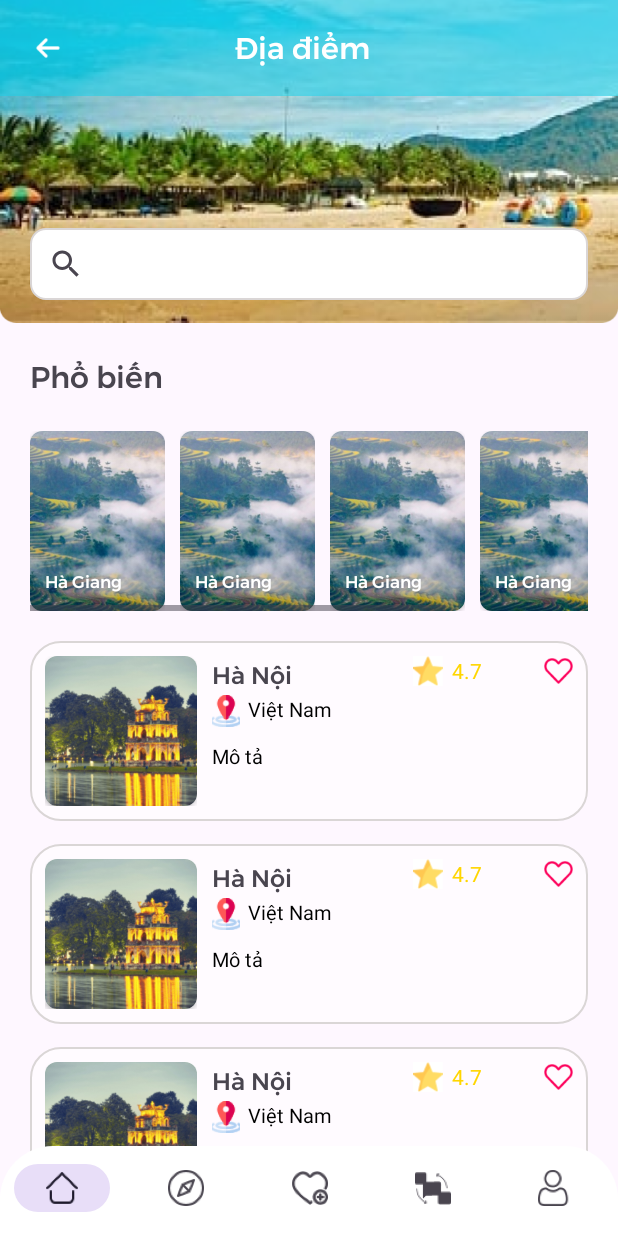
After one commit to thanhphong26/TravelApp, an Android app: the layout activity_destination.xml on its own in the app's theme, with its tools: preview values and no code run, on a phone screen of 412 x 824 dp. The commit adds this screen. Run offline under Robolectric (Android 15) with nearby library versions, the phone set to English and light mode, and no system bars.

Commit message:
TA-03 | Implement destination section

```diff
--- /dev/null
+++ b/app/src/main/res/drawable/border.xml
@@ -0,0 +1,7 @@
+<?xml version="1.0" encoding="utf-8"?>
+<shape xmlns:android="http://schemas.android.com/apk/res/android"
+    android:shape="rectangle">
+    <solid android:color="#68FFFFFF" />
+    <stroke android:width="1dp" android:color="#DAD6D6" />
+    <corners android:radius="@dimen/border_radius" />
+</shape>
--- a/app/src/main/res/drawable/custom_corner.xml
+++ b/app/src/main/res/drawable/custom_corner.xml
@@ -2,7 +2,7 @@
 <selector xmlns:android="http://schemas.android.com/apk/res/android">
     <item>
         <shape android:shape="rectangle">
-            <corners android:topLeftRadius="25dp" android:topRightRadius="25dp" />
+            <corners android:topLeftRadius="35dp" android:topRightRadius="35dp" />
             <solid android:color="#FFFFFF" />
         </shape>
     </item>
--- /dev/null
+++ b/app/src/main/res/drawable/rounded_image_border.xml
@@ -0,0 +1,6 @@
+<?xml version="1.0" encoding="utf-8"?>
+<shape xmlns:android="http://schemas.android.com/apk/res/android"
+    android:shape="rectangle">
+    <solid android:color="#FFFFFF" />
+    <corners android:radius="@dimen/border_radius" />
+</shape>
--- /dev/null
+++ b/app/src/main/res/font/montserrat_light.xml
@@ -0,0 +1,7 @@
+<?xml version="1.0" encoding="utf-8"?>
+<font-family xmlns:app="http://schemas.android.com/apk/res-auto"
+        app:fontProviderAuthority="com.google.android.gms.fonts"
+        app:fontProviderPackage="com.google.android.gms"
+        app:fontProviderQuery="name=Montserrat&amp;weight=300"
+        app:fontProviderCerts="@array/com_google_android_gms_fonts_certs">
+</font-family>
--- /dev/null
+++ b/app/src/main/res/layout/activity_destination.xml
@@ -0,0 +1,182 @@
+<?xml version="1.0" encoding="utf-8"?>
+<androidx.coordinatorlayout.widget.CoordinatorLayout xmlns:android="http://schemas.android.com/apk/res/android"
+    xmlns:app="http://schemas.android.com/apk/res-auto"
+    xmlns:tools="http://schemas.android.com/tools"
+    android:layout_width="match_parent"
+    android:layout_height="match_parent">
+
+    <com.google.android.material.appbar.AppBarLayout
+        android:id="@+id/app_bar_layout"
+        android:layout_width="match_parent"
+        android:layout_height="wrap_content"
+        android:fitsSystemWindows="true"
+        app:layout_constraintTop_toTopOf="parent">
+
+        <com.google.android.material.appbar.CollapsingToolbarLayout
+            android:id="@+id/collapsing_toolbar"
+            android:layout_width="match_parent"
+            android:layout_height="match_parent"
+            android:fitsSystemWindows="true"
+            app:contentScrim="@color/white"
+            app:layout_scrollFlags="scroll|exitUntilCollapsed">
+
+            <LinearLayout
+                android:layout_width="match_parent"
+                android:layout_height="215dp"
+                android:background="@drawable/bg_destintaion"
+                android:orientation="vertical">
+
+                <LinearLayout
+                    android:layout_width="match_parent"
+                    android:layout_height="match_parent"
+                    android:orientation="horizontal"
+                    android:paddingHorizontal="20dp"
+                    android:paddingBottom="15dp">
+
+                    <SearchView
+                        android:layout_width="match_parent"
+                        android:layout_height="wrap_content"
+                        android:layout_gravity="bottom"
+                        android:background="@drawable/input_search_background"
+                        android:gravity="bottom" />
+
+
+                </LinearLayout>
+
+            </LinearLayout>
+
+
+            <androidx.appcompat.widget.Toolbar
+                android:id="@+id/toolbar"
+                android:layout_width="match_parent"
+                android:layout_height="?attr/actionBarSize"
+                android:background="@color/bg_blue_transparent"
+                app:layout_collapseMode="pin">
+
+                <ImageView
+                    android:id="@+id/imgBack"
+                    android:layout_width="32dp"
+                    android:layout_height="32dp"
+                    android:src="@drawable/icon_back" />
+
+                <LinearLayout
+                    android:layout_width="match_parent"
+                    android:layout_height="wrap_content"
+                    android:layout_marginRight="56dp"
+                    android:gravity="center"
+                    android:textAlignment="center">
+
+                    <TextView
+                        android:id="@+id/textView16"
+                        android:layout_width="wrap_content"
+                        android:layout_height="wrap_content"
+                        android:fontFamily="@font/montserrat_medium"
+                        android:text="Địa điểm"
+                        android:textColor="@color/white"
+                        android:textSize="20sp" />
+                </LinearLayout>
+
+            </androidx.appcompat.widget.Toolbar>
+        </com.google.android.material.appbar.CollapsingToolbarLayout>
+    </com.google.android.material.appbar.AppBarLayout>
+
+    <!-- NestedScrollView -->
+    <androidx.core.widget.NestedScrollView
+        android:layout_width="match_parent"
+        android:layout_height="match_parent"
+        app:layout_behavior="com.google.android.material.appbar.AppBarLayout$ScrollingViewBehavior">
+
+        <ScrollView
+            android:layout_width="match_parent"
+            android:layout_height="wrap_content">
+
+            <LinearLayout
+                android:layout_width="match_parent"
+                android:layout_height="match_parent"
+                android:orientation="vertical">
+
+
+                <LinearLayout
+                    android:layout_width="match_parent"
+                    android:layout_height="match_parent"
+                    android:orientation="vertical"
+                    android:paddingHorizontal="20dp">
+
+                    <LinearLayout
+                        android:layout_width="match_parent"
+                        android:layout_height="wrap_content"
+                        android:layout_marginTop="20dp"
+                        android:orientation="vertical">
+
+                        <TextView
+                            android:id="@+id/textView11"
+                            android:layout_width="match_parent"
+                            android:layout_height="wrap_content"
+                            android:fontFamily="@font/montserrat_medium"
+                            android:text="Phổ biến"
+                            android:textSize="20sp" />
+
+                        <HorizontalScrollView
+                            android:layout_width="wrap_content"
+                            android:layout_height="wrap_content">
+
+                            <LinearLayout
+                                android:layout_width="match_parent"
+                                android:layout_height="match_parent"
+                                android:layout_marginTop="20dp">
+
+                                <include layout="@layout/city_card" />
+
+                                <include layout="@layout/city_card" />
+
+                                <include layout="@layout/city_card" />
+
+                                <include layout="@layout/city_card" />
+
+                                <include layout="@layout/city_card" />
+                            </LinearLayout>
+                        </HorizontalScrollView>
+
+                    </LinearLayout>
+
+
+                    <LinearLayout
+                        android:layout_width="match_parent"
+                        android:layout_height="match_parent"
+                        android:layout_marginTop="20dp"
+                        android:orientation="vertical">
+
+
+                        <include layout="@layout/destination_favorite_card" />
+
+                        <include layout="@layout/destination_favorite_card" />
+
+                        <include layout="@layout/destination_favorite_card" />
+
+                        <include layout="@layout/destination_favorite_card" />
+
+                        <include layout="@layout/destination_favorite_card" />
+                    </LinearLayout>
+
+
+                </LinearLayout>
+            </LinearLayout>
+
+        </ScrollView>
+    </androidx.core.widget.NestedScrollView>
+
+    <com.google.android.material.bottomnavigation.BottomNavigationView
+        android:id="@+id/navigation"
+        android:layout_width="match_parent"
+        android:layout_height="60dp"
+        android:layout_gravity="bottom|center"
+        android:background="@drawable/custom_corner"
+        android:fitsSystemWindows="true"
+        android:textAlignment="center"
+        app:elevation="10dp"
+        app:itemTextColor="@color/black"
+        app:labelVisibilityMode="labeled"
+        app:layout_constraintBottom_toBottomOf="parent"
+        app:menu="@menu/bottom_navigation_menu" />
+
+</androidx.coordinatorlayout.widget.CoordinatorLayout>
--- a/app/src/main/res/layout/activity_home.xml
+++ b/app/src/main/res/layout/activity_home.xml
@@ -5,9 +5,7 @@
     android:layout_width="match_parent"
     android:layout_height="match_parent" >
 
-    <LinearLayout xmlns:android="http://schemas.android.com/apk/res/android"
-        xmlns:app="http://schemas.android.com/apk/res-auto"
-        xmlns:tools="http://schemas.android.com/tools"
+    <LinearLayout
         android:layout_width="match_parent"
         android:layout_height="match_parent"
         android:layout_weight="1"
@@ -33,7 +31,7 @@
 
             <TextView
                 android:id="@+id/textView"
-                android:layout_width="222dp"
+                android:layout_width="151dp"
                 android:layout_height="match_parent"
                 android:layout_marginLeft="5dp"
                 android:fontFamily="@font/montserrat_medium"
@@ -239,7 +237,8 @@
 
             <HorizontalScrollView
                 android:layout_width="match_parent"
-                android:layout_height="match_parent">
+                android:layout_height="match_parent"
+                android:layout_marginTop="5dp">
 
                 <LinearLayout
                     android:layout_width="wrap_content"
--- /dev/null
+++ b/app/src/main/res/layout/city_card.xml
@@ -0,0 +1,45 @@
+<?xml version="1.0" encoding="utf-8"?>
+<LinearLayout xmlns:android="http://schemas.android.com/apk/res/android"
+    xmlns:app="http://schemas.android.com/apk/res-auto"
+    android:layout_width="90dp"
+    android:layout_height="120dp"
+    android:layout_marginRight="10dp"
+    android:orientation="vertical">
+
+    <androidx.cardview.widget.CardView
+        android:layout_width="wrap_content"
+        android:layout_height="match_parent"
+        android:layout_gravity="bottom"
+        android:elevation="10dp"
+        android:foregroundGravity="bottom"
+        android:paddingHorizontal="10dp"
+        android:paddingVertical="10dp"
+        app:cardCornerRadius="8dp">
+
+        <ImageView
+            android:id="@+id/roundedCityImage"
+            android:layout_width="match_parent"
+            android:layout_height="match_parent"
+            android:layout_gravity="bottom"
+            android:background="@color/white"
+            android:foregroundGravity="bottom"
+            android:scaleType="centerCrop"
+            android:src="@drawable/bg_test_hg" />
+
+        <TextView
+            android:id="@+id/city_name"
+            android:layout_width="match_parent"
+            android:layout_height="match_parent"
+            android:fontFamily="@font/montserrat_medium"
+            android:gravity="bottom"
+            android:paddingHorizontal="10dp"
+            android:paddingVertical="10dp"
+            android:text="Hà Giang"
+            android:textAlignment="inherit"
+            android:textAllCaps="false"
+            android:textColor="#FFFFFF"
+            android:textSize="11dp" />
+
+
+    </androidx.cardview.widget.CardView>
+</LinearLayout>
--- /dev/null
+++ b/app/src/main/res/layout/destination_favorite_card.xml
@@ -0,0 +1,146 @@
+<?xml version="1.0" encoding="utf-8"?>
+<LinearLayout xmlns:android="http://schemas.android.com/apk/res/android"
+    xmlns:app="http://schemas.android.com/apk/res-auto"
+    android:layout_width="match_parent"
+    android:layout_height="120dp"
+    android:layout_marginBottom="15dp"
+    android:background="@drawable/border"
+    android:paddingHorizontal="10dp"
+    android:paddingVertical="10dp"
+    android:orientation="horizontal">
+
+        <LinearLayout
+            android:layout_width="wrap_content"
+            android:layout_height="wrap_content"
+            android:layout_marginRight="10dp">
+
+            <androidx.cardview.widget.CardView
+                android:layout_width="wrap_content"
+                android:layout_height="match_parent"
+                android:layout_gravity="bottom"
+                android:elevation="10dp"
+                android:foregroundGravity="bottom"
+                android:paddingHorizontal="10dp"
+                android:paddingVertical="10dp"
+                app:cardCornerRadius="8dp">
+
+                <ImageView
+                    android:id="@+id/roundedCityImage"
+                    android:layout_width="101dp"
+                    android:layout_height="match_parent"
+                    android:layout_gravity="bottom"
+                    android:background="@color/white"
+                    android:foregroundGravity="bottom"
+                    android:scaleType="centerCrop"
+                    android:src="@drawable/bg_test_hn" />
+
+            </androidx.cardview.widget.CardView>
+
+
+        </LinearLayout>
+
+        <LinearLayout
+            android:layout_width="match_parent"
+            android:layout_height="match_parent"
+            android:orientation="vertical">
+
+            <LinearLayout
+                android:layout_width="match_parent"
+                android:layout_height="47dp"
+                android:orientation="horizontal">
+
+                <LinearLayout
+                    android:layout_width="128dp"
+                    android:layout_height="match_parent"
+                    android:orientation="vertical">
+
+                    <TextView
+                        android:id="@+id/textView13"
+                        android:layout_width="match_parent"
+                        android:layout_height="wrap_content"
+                        android:fontFamily="@font/montserrat_medium"
+                        android:text="Hà Nội"
+                        android:textSize="16sp" />
+
+                    <LinearLayout
+                        android:layout_width="match_parent"
+                        android:layout_height="match_parent"
+                        android:orientation="horizontal">
+
+                        <ImageView
+                            android:id="@+id/imageView5"
+                            android:layout_width="45dp"
+                            android:layout_height="match_parent"
+                            android:layout_weight="1"
+                            android:background="@drawable/icon_map_location"
+                            app:srcCompat="@drawable/icon_map_location" />
+
+                        <TextView
+                            android:id="@+id/textView14"
+                            android:layout_width="136dp"
+                            android:layout_height="match_parent"
+                            android:layout_weight="1"
+                            android:fontFamily="sans-serif"
+                            android:paddingLeft="5dp"
+                            android:text="Việt Nam"
+                            android:textColor="@color/black"
+                            android:textSize="13sp" />
+                    </LinearLayout>
+                </LinearLayout>
+
+                <LinearLayout
+                    android:layout_width="match_parent"
+                    android:layout_height="match_parent"
+                    android:orientation="horizontal">
+
+                    <LinearLayout
+                        android:layout_width="match_parent"
+                        android:layout_height="match_parent"
+                        android:layout_weight="1"
+                        android:orientation="horizontal">
+
+                        <ImageView
+                            android:id="@+id/imageView11"
+                            android:layout_width="8dp"
+                            android:layout_height="20dp"
+                            android:layout_weight="4"
+                            app:srcCompat="@drawable/icon_star" />
+
+                        <TextView
+                            android:id="@+id/textView15"
+                            android:layout_width="1dp"
+                            android:layout_height="28dp"
+                            android:layout_weight="10"
+                            android:text="4.7"
+                            android:textColor="#FFD600"
+                            android:textSize="14sp" />
+
+                        <ImageView
+                            android:id="@+id/imageView12"
+                            android:layout_width="13dp"
+                            android:layout_height="20dp"
+                            android:layout_weight="1"
+                            app:srcCompat="@drawable/icon_heart" />
+                    </LinearLayout>
+
+                </LinearLayout>
+            </LinearLayout>
+
+            <LinearLayout
+                android:layout_width="match_parent"
+                android:layout_height="match_parent"
+                android:layout_marginTop="10dp"
+                android:orientation="horizontal">
+
+                <TextView
+                    android:id="@+id/textView12"
+                    android:layout_width="match_parent"
+                    android:layout_height="wrap_content"
+                    android:text="Mô tả"
+                    android:textColor="@color/black"
+                    android:textSize="13sp" />
+            </LinearLayout>
+
+        </LinearLayout>
+
+</LinearLayout>
--- a/app/src/main/res/values/colors.xml
+++ b/app/src/main/res/values/colors.xml
@@ -7,5 +7,5 @@
     <color name="colorPrimaryDark">#04626F</color>
     <color name="gray">#999597</color>
     <color name="yellow">#FFEB3B</color>
-
+    <color name="bg_blue_transparent">#941FD0E8</color>
 </resources>
--- /dev/null
+++ b/app/src/main/res/values/dimens.xml
@@ -0,0 +1,4 @@
+<?xml version="1.0" encoding="utf-8"?>
+<resources>
+    <dimen name="border_radius">20dp</dimen>
+</resources>
--- a/app/src/main/res/values/preloaded_fonts.xml
+++ b/app/src/main/res/values/preloaded_fonts.xml
@@ -2,6 +2,7 @@
 <resources>
     <array name="preloaded_fonts" translatable="false">
         <item>@font/montserrat</item>
+        <item>@font/montserrat_light</item>
         <item>@font/montserrat_thin</item>
     </array>
 </resources>
```
Also changed, not shown: app/src/main/res/drawable/bg_destintaion.png (added), app/src/main/res/drawable/bg_test_hg.png (added), app/src/main/res/drawable/bg_test_hn.png (added), app/src/main/res/drawable/icon_back.png, app/src/main/res/drawable/icon_heart.png (added), app/src/main/res/drawable/icon_map_location.png (added).
